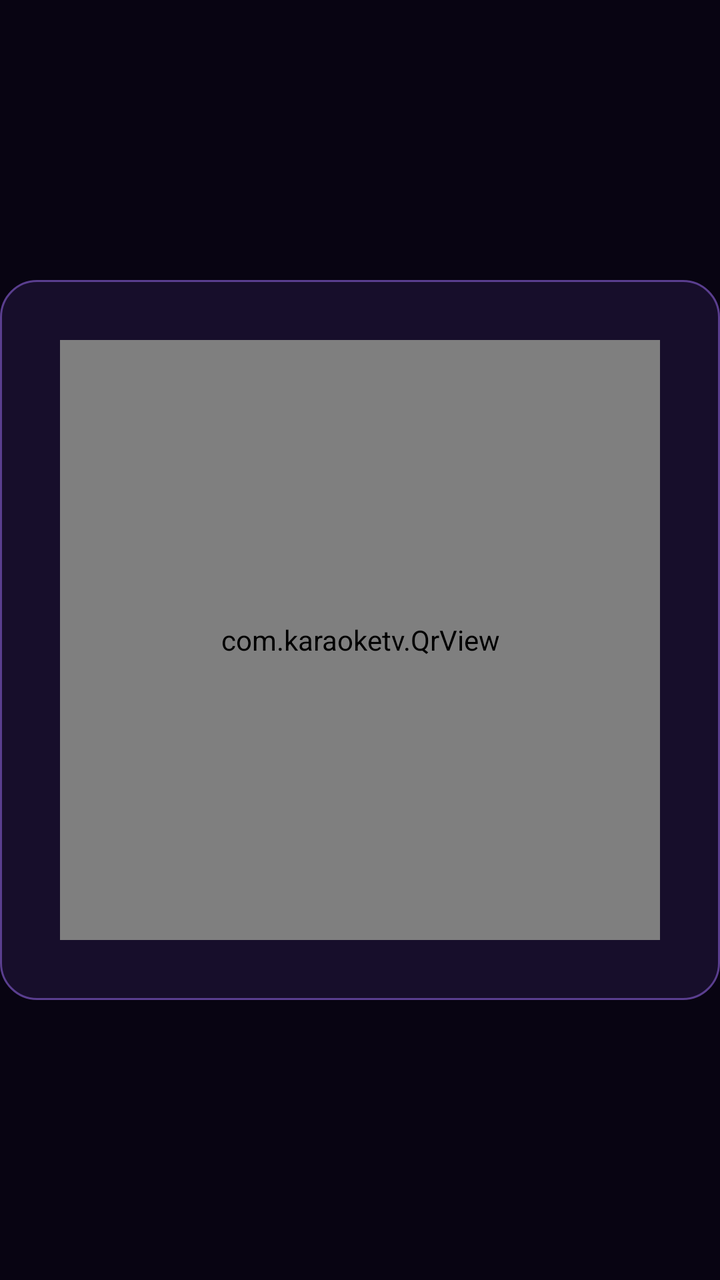
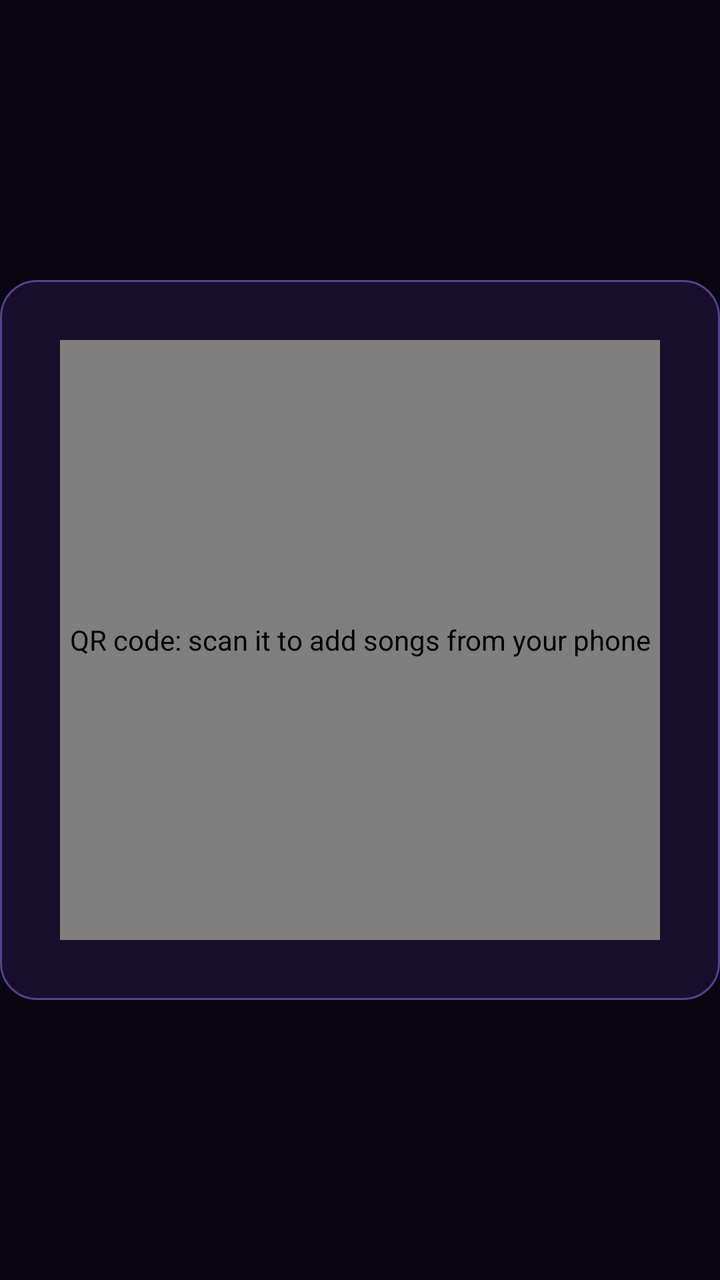

Screens rendered from an Android XML layout before and after an edit, with the pre-edit source and the edit as a unified diff.
<!-- AndroidManifest.xml: application theme Theme.KaraokeTV -->
<!-- res/layout/qr_big.xml -->
<?xml version="1.0" encoding="utf-8"?>
<FrameLayout xmlns:android="http://schemas.android.com/apk/res/android"
    android:layout_width="match_parent"
    android:layout_height="match_parent"
    android:background="@color/scrim"
    android:clickable="true">

    <LinearLayout
        android:layout_width="wrap_content"
        android:layout_height="wrap_content"
        android:layout_gravity="center"
        android:background="@drawable/panel_bg"
        android:gravity="center_vertical"
        android:orientation="horizontal"
        android:padding="30dp">

        <com.karaoketv.QrView
            android:id="@+id/bigQr"
            android:layout_width="300dp"
            android:layout_height="300dp" />

        <LinearLayout
            android:layout_width="380dp"
            android:layout_height="wrap_content"
            android:layout_marginStart="32dp"
            android:orientation="vertical">

            <TextView
                android:layout_width="wrap_content"
                android:layout_height="wrap_content"
                android:fontFamily="sans-serif-black"
                android:shadowColor="@color/neon_pink"
                android:shadowRadius="20"
                android:text="📱 JOIN THE PARTY"
                android:textColor="#FFFFFF"
                android:textSize="32sp" />

            <TextView
                android:layout_width="wrap_content"
                android:layout_height="wrap_content"
                android:layout_marginTop="16dp"
                android:lineSpacingExtra="8dp"
                android:text="1.  Join the same Wi-Fi as the TV\n2.  Point your phone camera at the code\n3.  Search a song, tap  +  and get ready!"
                android:textColor="@color/text_main"
                android:textSize="19sp" />

            <TextView
                android:id="@+id/bigQrUrl"
                android:layout_width="wrap_content"
                android:layout_height="wrap_content"
                android:layout_marginTop="16dp"
                android:textColor="@color/neon_cyan"
                android:textSize="15sp" />

            <TextView
                android:id="@+id/bigQrClose"
                style="@style/TvButton.Primary"
                android:layout_marginTop="22dp"
                android:text="Got it" />
        </LinearLayout>
    </LinearLayout>
</FrameLayout>
<!-- resources referenced by this layout -->
<resources>
  <color name="neon_cyan">#2EE6FF</color>
  <color name="neon_pink">#FF3DA5</color>
  <color name="scrim">#D9080412</color>
  <color name="text_main">#FFFFFF</color>
  <!-- drawable panel_bg (drawable) -->
  <?xml version="1.0" encoding="utf-8"?>
  <shape xmlns:android="http://schemas.android.com/apk/res/android">
      <solid android:color="#D91A1030" />
      <stroke android:width="1dp" android:color="#5A3E8F" />
      <corners android:radius="18dp" />
  </shape>
  <style name="TvButton.Primary">
          <item name="android:background">@drawable/btn_primary</item>
      </style>
  <style name="Theme.KaraokeTV" parent="android:Theme.Material.NoActionBar.Fullscreen">
          <item name="android:windowBackground">@color/bg_deep</item>
          <item name="android:colorAccent">@color/neon_pink</item>
          <item name="android:textColorPrimary">@color/text_main</item>
          <item name="android:textColor">@color/text_main</item>
          <item name="android:textColorHint">@color/text_dim</item>
          <item name="android:windowAnimationStyle">@null</item>
      </style>
  <!-- drawable btn_primary (drawable) -->
  <?xml version="1.0" encoding="utf-8"?>
  <selector xmlns:android="http://schemas.android.com/apk/res/android">
      <item android:state_focused="true">
          <shape>
              <gradient android:angle="0" android:startColor="#FF5DB8" android:endColor="#9B5CFF" />
              <stroke android:width="3dp" android:color="#FFFFFF" />
              <corners android:radius="26dp" />
          </shape>
      </item>
      <item>
          <shape>
              <gradient android:angle="0" android:startColor="#C02A80" android:endColor="#6A3AB8" />
              <corners android:radius="26dp" />
          </shape>
      </item>
  </selector>
  <color name="bg_deep">#0B0614</color>
  <color name="text_dim">#B9AEDB</color>
</resources>

<!-- the commit's change to res/layout/qr_big.xml (unified diff, before → after) -->
@@ -16,6 +16,7 @@
 
         <com.karaoketv.QrView
             android:id="@+id/bigQr"
+            android:contentDescription="QR code: scan it to add songs from your phone"
             android:layout_width="300dp"
             android:layout_height="300dp" />
 
